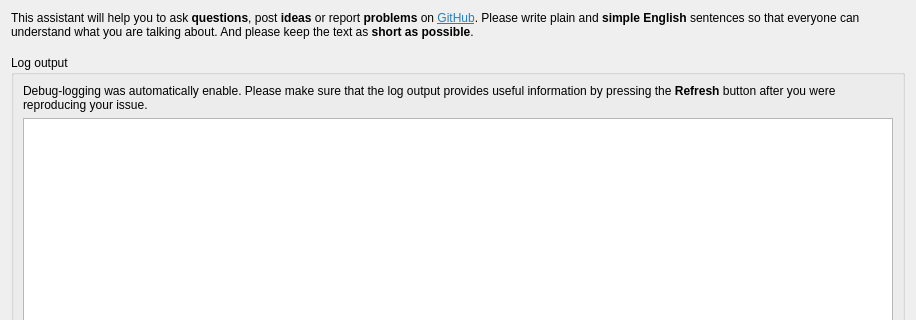
Above: src/dialogs/issueassistantdialog.ui from pbek/QOwnNotes before the change; both pictures show x 0 to 916 and y 0 to 320 of the 916 by 800 pixel window. Below: the same form after it.
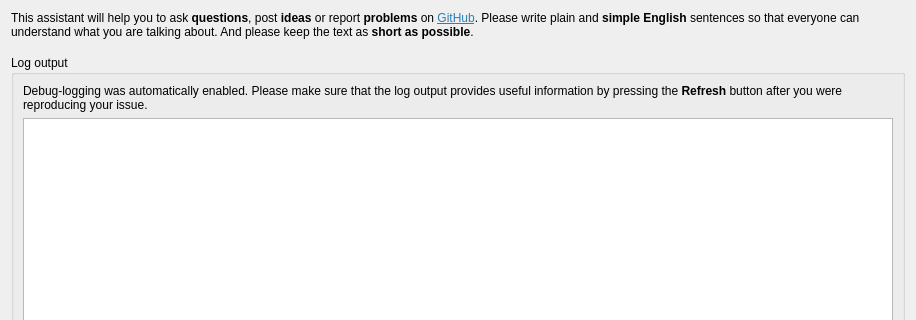
That is the form after the change. The open tabs and pages were chosen to show the change. Icons and pictures are not drawn. Custom widgets are drawn as their Qt base class.

What changed in the file:
```diff
--- a/src/dialogs/issueassistantdialog.ui
+++ b/src/dialogs/issueassistantdialog.ui
@@ -380,7 +380,7 @@
           <item row="0" column="0" colspan="2">
            <widget class="QLabel" name="label_4">
             <property name="text">
-             <string notr="true">&lt;html&gt;&lt;head/&gt;&lt;body&gt;&lt;p&gt;Debug-logging was automatically enable. Please make sure that the log output provides useful information by pressing the &lt;span style=&quot; font-weight:600;&quot;&gt;Refresh&lt;/span&gt; button after you were reproducing your issue.&lt;/p&gt;&lt;/body&gt;&lt;/html&gt;</string>
+             <string notr="true">&lt;html&gt;&lt;head/&gt;&lt;body&gt;&lt;p&gt;Debug-logging was automatically enabled. Please make sure that the log output provides useful information by pressing the &lt;span style=&quot; font-weight:600;&quot;&gt;Refresh&lt;/span&gt; button after you were reproducing your issue.&lt;/p&gt;&lt;/body&gt;&lt;/html&gt;</string>
             </property>
             <property name="wordWrap">
              <bool>true</bool>
```
